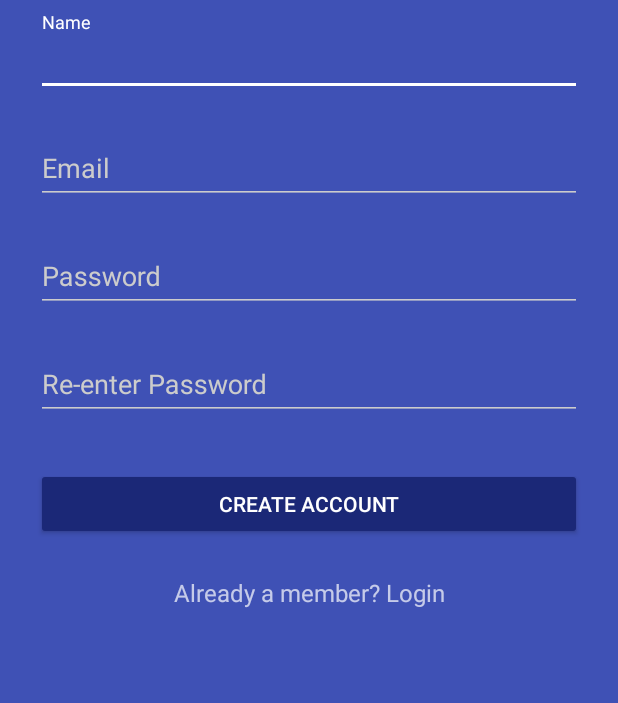
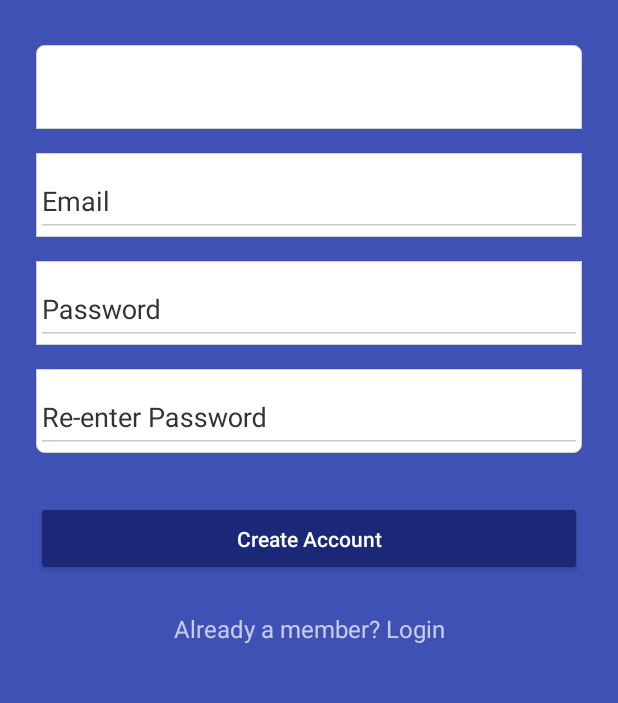
Before and after one commit to mingh2/MedAppJam, an Android app: the SignUpActivity screen opened directly, with no data from a screen before it, on a phone screen of 412 x 824 dp, the part 185-888 px from its top. Run offline under Robolectric (Android 15) with nearby library versions, the phone set to English and light mode, and no system bars; our stand-ins replace ButterKnife.

Commit message:
Minor Updates

```diff
--- /dev/null
+++ b/app/src/main/res/drawable/bottom_edittext_bg.xml
@@ -0,0 +1,11 @@
+<?xml version="1.0" encoding="utf-8"?>
+
+<shape xmlns:android="http://schemas.android.com/apk/res/android"
+    android:shape="rectangle" android:padding="10dp" >
+    <solid android:color="#FFFFFF"/>
+    <stroke
+        android:width="0.5dp"
+        android:color="#d2d2d2" />
+    <corners android:bottomLeftRadius="5dp"
+        android:bottomRightRadius="5dp"/>
+</shape>
--- /dev/null
+++ b/app/src/main/res/drawable/default_edittext_bg.xml
@@ -0,0 +1,8 @@
+<?xml version="1.0" encoding="utf-8"?>
+<shape xmlns:android="http://schemas.android.com/apk/res/android"
+    android:shape="rectangle" android:padding="10dp">
+    <solid android:color="#FFFFFF"/>
+    <stroke
+        android:width="0.5dp"
+        android:color="#d2d2d2" />
+</shape>
--- /dev/null
+++ b/app/src/main/res/drawable/top_edittext_bg.xml
@@ -0,0 +1,10 @@
+<?xml version="1.0" encoding="utf-8"?>
+<shape xmlns:android="http://schemas.android.com/apk/res/android"
+    android:shape="rectangle" android:padding="10dp">
+    <solid android:color="#FFFFFF"/>
+    <stroke
+        android:width="0.5dp"
+        android:color="#d2d2d2" />
+    <corners android:topLeftRadius="5dp"
+        android:topRightRadius="5dp"/>
+</shape>
--- a/app/src/main/res/layout/activity_sign_in.xml
+++ b/app/src/main/res/layout/activity_sign_in.xml
@@ -26,8 +26,9 @@
         <android.support.design.widget.TextInputLayout
             android:layout_width="match_parent"
             android:layout_height="wrap_content"
-            android:layout_marginTop="20dp"
-            android:layout_marginBottom="8dp">
+            android:layout_marginTop="30dp"
+            android:layout_marginBottom="8dp"
+            android:background="@drawable/top_edittext_bg">
             <EditText
                 android:id="@+id/input_email"
                 android:layout_width="match_parent"
@@ -40,21 +41,23 @@
             android:layout_width="match_parent"
             android:layout_height="wrap_content"
             android:layout_marginTop="8dp"
-            android:layout_marginBottom="8dp">
+            android:layout_marginBottom="8dp"
+            android:background="@drawable/bottom_edittext_bg">
             <EditText android:id="@+id/input_password"
                 android:layout_width="match_parent"
                 android:layout_height="wrap_content"
                 android:inputType="textPassword"
-                android:hint="@string/password"/>
+                android:hint="@string/password" />
         </android.support.design.widget.TextInputLayout>
 
         <android.support.v7.widget.AppCompatButton
             android:id="@+id/btn_login"
+            android:textAllCaps="false"
             android:layout_width="fill_parent"
             android:layout_height="wrap_content"
             android:layout_marginTop="24dp"
             android:layout_marginBottom="24dp"
-            android:padding="12dp"
+            android:padding="15dp"
             android:text="@string/login"/>
 
         <TextView android:id="@+id/link_signup"
--- a/app/src/main/res/layout/activity_sign_up.xml
+++ b/app/src/main/res/layout/activity_sign_up.xml
@@ -24,8 +24,9 @@
         <android.support.design.widget.TextInputLayout
             android:layout_width="match_parent"
             android:layout_height="wrap_content"
-            android:layout_marginTop="8dp"
-            android:layout_marginBottom="8dp">
+            android:layout_marginTop="30dp"
+            android:layout_marginBottom="8dp"
+            android:background="@drawable/top_edittext_bg">
             <EditText android:id="@+id/input_name"
                 android:layout_width="match_parent"
                 android:layout_height="wrap_content"
@@ -37,7 +38,8 @@
             android:layout_width="match_parent"
             android:layout_height="wrap_content"
             android:layout_marginTop="8dp"
-            android:layout_marginBottom="8dp">
+            android:layout_marginBottom="8dp"
+            android:background="@drawable/default_edittext_bg">
             <EditText android:id="@+id/input_email"
                 android:layout_width="match_parent"
                 android:layout_height="wrap_content"
@@ -49,7 +51,8 @@
             android:layout_width="match_parent"
             android:layout_height="wrap_content"
             android:layout_marginTop="8dp"
-            android:layout_marginBottom="8dp">
+            android:layout_marginBottom="8dp"
+            android:background="@drawable/default_edittext_bg">
             <EditText android:id="@+id/input_password"
                 android:layout_width="match_parent"
                 android:layout_height="wrap_content"
@@ -61,7 +64,8 @@
             android:layout_width="match_parent"
             android:layout_height="wrap_content"
             android:layout_marginTop="8dp"
-            android:layout_marginBottom="8dp">
+            android:layout_marginBottom="8dp"
+            android:background="@drawable/bottom_edittext_bg">
             <EditText android:id="@+id/input_reEnterPassword"
                 android:layout_width="match_parent"
                 android:layout_height="wrap_content"
@@ -72,11 +76,12 @@
         <!-- Signup Button -->
         <android.support.v7.widget.AppCompatButton
             android:id="@+id/btn_signup"
+            android:textAllCaps="false"
             android:layout_width="fill_parent"
             android:layout_height="wrap_content"
             android:layout_marginTop="24dp"
             android:layout_marginBottom="24dp"
-            android:padding="12dp"
+            android:padding="15dp"
             android:text="@string/createAccount"/>
 
         <TextView android:id="@+id/link_login"
--- a/app/src/main/res/values/styles.xml
+++ b/app/src/main/res/values/styles.xml
@@ -11,7 +11,7 @@
 
     <style name="AppTheme.Dark" parent="Theme.AppCompat.NoActionBar">
         <item name="colorPrimary">@color/colorPrimary</item>
-        <item name="colorPrimaryDark">@color/colorPrimaryDark</item>
+        <item name="colorPrimaryDark">@color/black</item>
         <item name="colorAccent">@color/white</item>
 
         <item name="android:windowBackground">@color/colorPrimary</item>
@@ -19,7 +19,7 @@
         <item name="colorControlNormal">@color/iron</item>
         <item name="colorControlActivated">@color/white</item>
         <item name="colorControlHighlight">@color/white</item>
-        <item name="android:textColorHint">@color/iron</item>
+        <item name="android:textColorHint">@color/oil</item>
 
         <item name="colorButtonNormal">@color/colorPrimaryDarker</item>
         <item name="android:colorButtonNormal">@color/colorPrimaryDarker</item>
```
